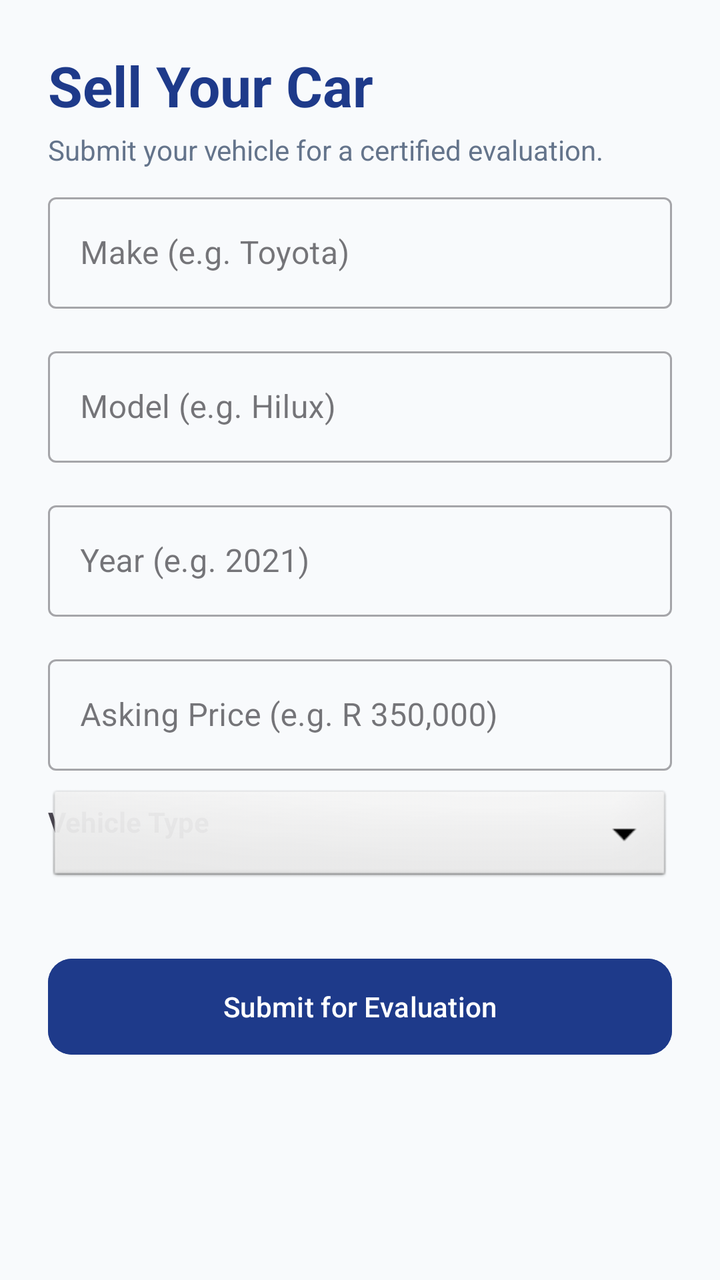
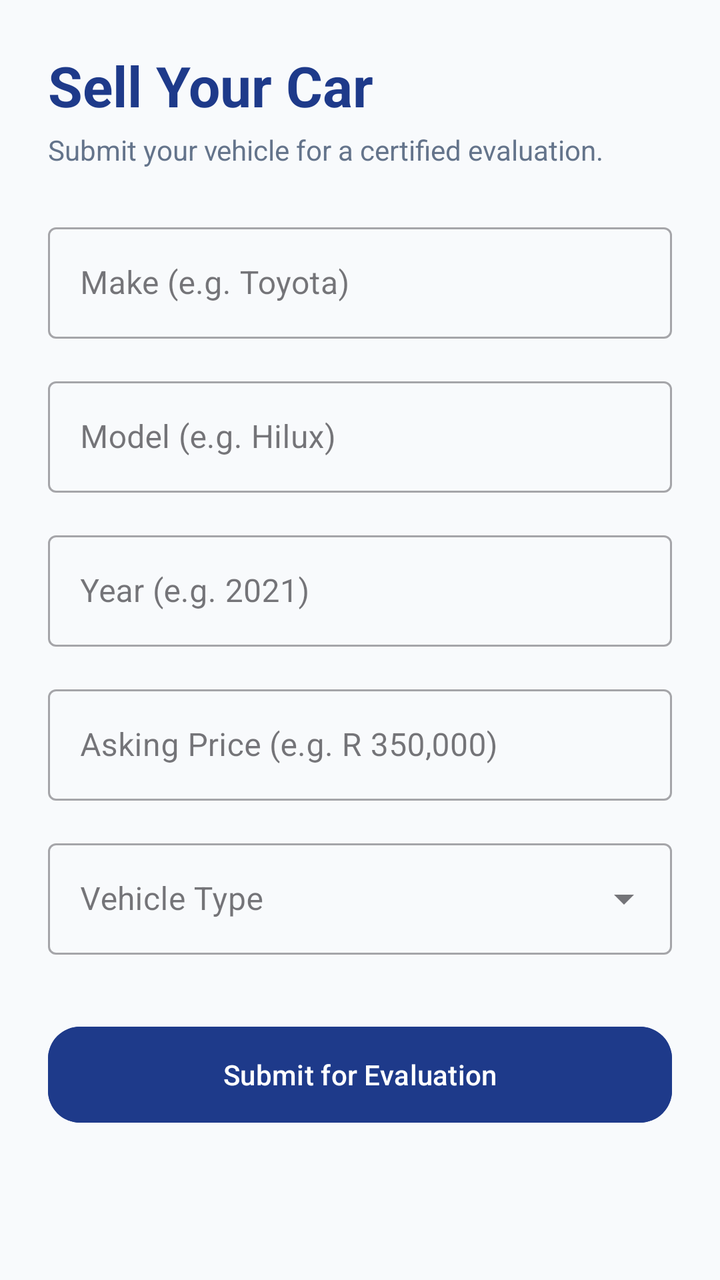

Compare the two renders of this Android layout. The source of the first and the diff that turns it into the second are given below.
<!-- AndroidManifest.xml: application theme Theme.BMBAutos -->
<!-- res/layout/activity_trade_in.xml -->
<?xml version="1.0" encoding="utf-8"?>
<androidx.constraintlayout.widget.ConstraintLayout xmlns:android="http://schemas.android.com/apk/res/android"
    xmlns:app="http://schemas.android.com/apk/res-auto"
    android:layout_width="match_parent"
    android:layout_height="match_parent"
    android:background="#F8FAFC"
    android:padding="24dp">

    <TextView
        android:id="@+id/tvHeader"
        android:layout_width="wrap_content"
        android:layout_height="wrap_content"
        android:text="Sell Your Car"
        android:textColor="#1E3A8A"
        android:textSize="28sp"
        android:textStyle="bold"
        app:layout_constraintStart_toStartOf="parent"
        app:layout_constraintTop_toTopOf="parent" />

    <TextView
        android:layout_width="wrap_content"
        android:layout_height="wrap_content"
        android:layout_marginTop="4dp"
        android:text="Submit your vehicle for a certified evaluation."
        android:textColor="#64748B"
        app:layout_constraintStart_toStartOf="parent"
        app:layout_constraintTop_toBottomOf="@id/tvHeader" />

    
    <com.google.android.material.textfield.TextInputLayout
        android:id="@+id/tilMake"
        style="@style/Widget.MaterialComponents.TextInputLayout.OutlinedBox"
        android:layout_width="match_parent"
        android:layout_height="wrap_content"
        android:layout_marginTop="32dp"
        android:hint="Make (e.g. Toyota)"
        app:layout_constraintTop_toBottomOf="@id/tvHeader">
        <com.google.android.material.textfield.TextInputEditText
            android:id="@+id/etMake"
            android:layout_width="match_parent"
            android:layout_height="wrap_content" />
    </com.google.android.material.textfield.TextInputLayout>

    
    <com.google.android.material.textfield.TextInputLayout
        android:id="@+id/tilModel"
        style="@style/Widget.MaterialComponents.TextInputLayout.OutlinedBox"
        android:layout_width="match_parent"
        android:layout_height="wrap_content"
        android:layout_marginTop="16dp"
        android:hint="Model (e.g. Hilux)"
        app:layout_constraintTop_toBottomOf="@id/tilMake">
        <com.google.android.material.textfield.TextInputEditText
            android:id="@+id/etModel"
            android:layout_width="match_parent"
            android:layout_height="wrap_content" />
    </com.google.android.material.textfield.TextInputLayout>

    
    <com.google.android.material.textfield.TextInputLayout
        android:id="@+id/tilYear"
        style="@style/Widget.MaterialComponents.TextInputLayout.OutlinedBox"
        android:layout_width="match_parent"
        android:layout_height="wrap_content"
        android:layout_marginTop="16dp"
        android:hint="Year (e.g. 2021)"
        app:layout_constraintTop_toBottomOf="@id/tilModel">
        <com.google.android.material.textfield.TextInputEditText
            android:id="@+id/etYear"
            android:layout_width="match_parent"
            android:layout_height="wrap_content"
            android:inputType="number" />
    </com.google.android.material.textfield.TextInputLayout>

    
    <com.google.android.material.textfield.TextInputLayout
        android:id="@+id/tilPrice"
        style="@style/Widget.MaterialComponents.TextInputLayout.OutlinedBox"
        android:layout_width="match_parent"
        android:layout_height="wrap_content"
        android:layout_marginTop="16dp"
        android:hint="Asking Price (e.g. R 350,000)"
        app:layout_constraintTop_toBottomOf="@id/tilYear">
        <com.google.android.material.textfield.TextInputEditText
            android:id="@+id/etPrice"
            android:layout_width="match_parent"
            android:layout_height="wrap_content" />
    </com.google.android.material.textfield.TextInputLayout>

    
    <TextView
        android:layout_width="wrap_content"
        android:layout_height="wrap_content"
        android:layout_marginTop="16dp"
        android:text="Vehicle Type"
        android:textStyle="bold"
        app:layout_constraintStart_toStartOf="parent"
        app:layout_constraintTop_toBottomOf="@id/tilPrice" />

    <Spinner
        android:id="@+id/spinnerType"
        android:layout_width="match_parent"
        android:layout_height="50dp"
        android:layout_marginTop="8dp"
        android:background="@android:drawable/btn_dropdown"
        app:layout_constraintTop_toBottomOf="@id/tilPrice" />

    <com.google.android.material.button.MaterialButton
        android:id="@+id/btnSubmit"
        android:layout_width="match_parent"
        android:layout_height="56dp"
        android:layout_marginTop="32dp"
        android:text="Submit for Evaluation"
        android:backgroundTint="#1E3A8A"
        app:cornerRadius="12dp"
        app:layout_constraintTop_toBottomOf="@id/spinnerType" />

    <ProgressBar
        android:id="@+id/progressBar"
        android:layout_width="wrap_content"
        android:layout_height="wrap_content"
        android:visibility="gone"
        app:layout_constraintBottom_toBottomOf="@id/btnSubmit"
        app:layout_constraintEnd_toEndOf="@id/btnSubmit"
        app:layout_constraintStart_toStartOf="@id/btnSubmit"
        app:layout_constraintTop_toTopOf="@id/btnSubmit" />

</androidx.constraintlayout.widget.ConstraintLayout>
<!-- resources referenced by this layout -->
<resources>
  <style name="Theme.BMBAutos" parent="Base.Theme.BMBAutos" />
  <style name="Base.Theme.BMBAutos" parent="Theme.Material3.DayNight.NoActionBar">
          
          
      </style>
</resources>

<!-- the commit's change to res/layout/activity_trade_in.xml (unified diff, before → after) -->
@@ -1,128 +1,110 @@
 <?xml version="1.0" encoding="utf-8"?>
-<androidx.constraintlayout.widget.ConstraintLayout xmlns:android="http://schemas.android.com/apk/res/android"
+<ScrollView xmlns:android="http://schemas.android.com/apk/res/android"
     xmlns:app="http://schemas.android.com/apk/res-auto"
     android:layout_width="match_parent"
     android:layout_height="match_parent"
     android:background="#F8FAFC"
-    android:padding="24dp">
+    android:fillViewport="true">
 
-    <TextView
-        android:id="@+id/tvHeader"
-        android:layout_width="wrap_content"
-        android:layout_height="wrap_content"
-        android:text="Sell Your Car"
-        android:textColor="#1E3A8A"
-        android:textSize="28sp"
-        android:textStyle="bold"
-        app:layout_constraintStart_toStartOf="parent"
-        app:layout_constraintTop_toTopOf="parent" />
-
-    <TextView
-        android:layout_width="wrap_content"
-        android:layout_height="wrap_content"
-        android:layout_marginTop="4dp"
-        android:text="Submit your vehicle for a certified evaluation."
-        android:textColor="#64748B"
-        app:layout_constraintStart_toStartOf="parent"
-        app:layout_constraintTop_toBottomOf="@id/tvHeader" />
-
-    
-    <com.google.android.material.textfield.TextInputLayout
-        android:id="@+id/tilMake"
-        style="@style/Widget.MaterialComponents.TextInputLayout.OutlinedBox"
+    <LinearLayout
         android:layout_width="match_parent"
         android:layout_height="wrap_content"
-        android:layout_marginTop="32dp"
-        android:hint="Make (e.g. Toyota)"
-        app:layout_constraintTop_toBottomOf="@id/tvHeader">
-        <com.google.android.material.textfield.TextInputEditText
-            android:id="@+id/etMake"
-            android:layout_width="match_parent"
-            android:layout_height="wrap_content" />
-    </com.google.android.material.textfield.TextInputLayout>
+        android:padding="24dp"
+        android:orientation="vertical">
 
-    
-    <com.google.android.material.textfield.TextInputLayout
-        android:id="@+id/tilModel"
-        style="@style/Widget.MaterialComponents.TextInputLayout.OutlinedBox"
-        android:layout_width="match_parent"
-        android:layout_height="wrap_content"
-        android:layout_marginTop="16dp"
-        android:hint="Model (e.g. Hilux)"
-        app:layout_constraintTop_toBottomOf="@id/tilMake">
-        <com.google.android.material.textfield.TextInputEditText
-            android:id="@+id/etModel"
-            android:layout_width="match_parent"
-            android:layout_height="wrap_content" />
-    </com.google.android.material.textfield.TextInputLayout>
+        <TextView
+            android:id="@+id/tvHeader"
+            android:layout_width="wrap_content"
+            android:layout_height="wrap_content"
+            android:text="Sell Your Car"
+            android:textColor="#1E3A8A"
+            android:textSize="28sp"
+            android:textStyle="bold" />
 
-    
-    <com.google.android.material.textfield.TextInputLayout
-        android:id="@+id/tilYear"
-        style="@style/Widget.MaterialComponents.TextInputLayout.OutlinedBox"
-        android:layout_width="match_parent"
-        android:layout_height="wrap_content"
-        android:layout_marginTop="16dp"
-        android:hint="Year (e.g. 2021)"
-        app:layout_constraintTop_toBottomOf="@id/tilModel">
-        <com.google.android.material.textfield.TextInputEditText
-            android:id="@+id/etYear"
+        <TextView
+            android:layout_width="wrap_content"
+            android:layout_height="wrap_content"
+            android:layout_marginTop="4dp"
+            android:layout_marginBottom="24dp"
+            android:text="Submit your vehicle for a certified evaluation."
+            android:textColor="#64748B" />
+
+        <com.google.android.material.textfield.TextInputLayout
+            style="@style/Widget.MaterialComponents.TextInputLayout.OutlinedBox"
             android:layout_width="match_parent"
             android:layout_height="wrap_content"
-            android:inputType="number" />
-    </com.google.android.material.textfield.TextInputLayout>
+            android:hint="Make (e.g. Toyota)">
+            <com.google.android.material.textfield.TextInputEditText
+                android:id="@+id/etMake"
+                android:layout_width="match_parent"
+                android:layout_height="wrap_content" />
+        </com.google.android.material.textfield.TextInputLayout>
 
-    
-    <com.google.android.material.textfield.TextInputLayout
-        android:id="@+id/tilPrice"
-        style="@style/Widget.MaterialComponents.TextInputLayout.OutlinedBox"
-        android:layout_width="match_parent"
-        android:layout_height="wrap_content"
-        android:layout_marginTop="16dp"
-        android:hint="Asking Price (e.g. R 350,000)"
-        app:layout_constraintTop_toBottomOf="@id/tilYear">
-        <com.google.android.material.textfield.TextInputEditText
-            android:id="@+id/etPrice"
+        <com.google.android.material.textfield.TextInputLayout
+            style="@style/Widget.MaterialComponents.TextInputLayout.OutlinedBox"
             android:layout_width="match_parent"
-            android:layout_height="wrap_content" />
-    </com.google.android.material.textfield.TextInputLayout>
+            android:layout_height="wrap_content"
+            android:layout_marginTop="16dp"
+            android:hint="Model (e.g. Hilux)">
+            <com.google.android.material.textfield.TextInputEditText
+                android:id="@+id/etModel"
+                android:layout_width="match_parent"
+                android:layout_height="wrap_content" />
+        </com.google.android.material.textfield.TextInputLayout>
 
-    
-    <TextView
-        android:layout_width="wrap_content"
-        android:layout_height="wrap_content"
-        android:layout_marginTop="16dp"
-        android:text="Vehicle Type"
-        android:textStyle="bold"
-        app:layout_constraintStart_toStartOf="parent"
-        app:layout_constraintTop_toBottomOf="@id/tilPrice" />
+        <com.google.android.material.textfield.TextInputLayout
+            style="@style/Widget.MaterialComponents.TextInputLayout.OutlinedBox"
+            android:layout_width="match_parent"
+            android:layout_height="wrap_content"
+            android:layout_marginTop="16dp"
+            android:hint="Year (e.g. 2021)">
+            <com.google.android.material.textfield.TextInputEditText
+                android:id="@+id/etYear"
+                android:layout_width="match_parent"
+                android:layout_height="wrap_content"
+                android:inputType="number" />
+        </com.google.android.material.textfield.TextInputLayout>
 
-    <Spinner
-        android:id="@+id/spinnerType"
-        android:layout_width="match_parent"
-        android:layout_height="50dp"
-        android:layout_marginTop="8dp"
-        android:background="@android:drawable/btn_dropdown"
-        app:layout_constraintTop_toBottomOf="@id/tilPrice" />
+        <com.google.android.material.textfield.TextInputLayout
+            style="@style/Widget.MaterialComponents.TextInputLayout.OutlinedBox"
+            android:layout_width="match_parent"
+            android:layout_height="wrap_content"
+            android:layout_marginTop="16dp"
+            android:hint="Asking Price (e.g. R 350,000)">
+            <com.google.android.material.textfield.TextInputEditText
+                android:id="@+id/etPrice"
+                android:layout_width="match_parent"
+                android:layout_height="wrap_content" />
+        </com.google.android.material.textfield.TextInputLayout>
 
-    <com.google.android.material.button.MaterialButton
-        android:id="@+id/btnSubmit"
-        android:layout_width="match_parent"
-        android:layout_height="56dp"
-        android:layout_marginTop="32dp"
-        android:text="Submit for Evaluation"
-        android:backgroundTint="#1E3A8A"
-        app:cornerRadius="12dp"
-        app:layout_constraintTop_toBottomOf="@id/spinnerType" />
+        <com.google.android.material.textfield.TextInputLayout
+            style="@style/Widget.MaterialComponents.TextInputLayout.OutlinedBox.ExposedDropdownMenu"
+            android:layout_width="match_parent"
+            android:layout_height="wrap_content"
+            android:layout_marginTop="16dp"
+            android:hint="Vehicle Type">
+            <AutoCompleteTextView
+                android:id="@+id/spinnerType"
+                android:layout_width="match_parent"
+                android:layout_height="wrap_content"
+                android:inputType="none" />
+        </com.google.android.material.textfield.TextInputLayout>
 
-    <ProgressBar
-        android:id="@+id/progressBar"
-        android:layout_width="wrap_content"
-        android:layout_height="wrap_content"
-        android:visibility="gone"
-        app:layout_constraintBottom_toBottomOf="@id/btnSubmit"
-        app:layout_constraintEnd_toEndOf="@id/btnSubmit"
-        app:layout_constraintStart_toStartOf="@id/btnSubmit"
-        app:layout_constraintTop_toTopOf="@id/btnSubmit" />
+        <com.google.android.material.button.MaterialButton
+            android:id="@+id/btnSubmit"
+            android:layout_width="match_parent"
+            android:layout_height="56dp"
+            android:layout_marginTop="32dp"
+            android:text="Submit for Evaluation"
+            android:backgroundTint="#1E3A8A"
+            app:cornerRadius="16dp" />
 
-</androidx.constraintlayout.widget.ConstraintLayout>
+        <ProgressBar
+            android:id="@+id/progressBar"
+            android:layout_width="wrap_content"
+            android:layout_height="wrap_content"
+            android:visibility="gone"
+            android:layout_gravity="center"
+            android:layout_marginTop="-40dp" />
+    </LinearLayout>
+</ScrollView>
<!-- resource entries referenced after the edit -->
@@ -3,7 +3,10 @@
   <style name="Theme.BMBAutos" parent="Base.Theme.BMBAutos" />
   <style name="Base.Theme.BMBAutos" parent="Theme.Material3.DayNight.NoActionBar">
           
-          
+          <item name="colorPrimary">@color/brand_blue_600</item>
+          <item name="android:windowBackground">@color/bg_slate_50</item>
       </style>
+  <color name="brand_blue_600">#2563EB</color>
+  <color name="bg_slate_50">#F8FAFC</color>
 </resources>
 
